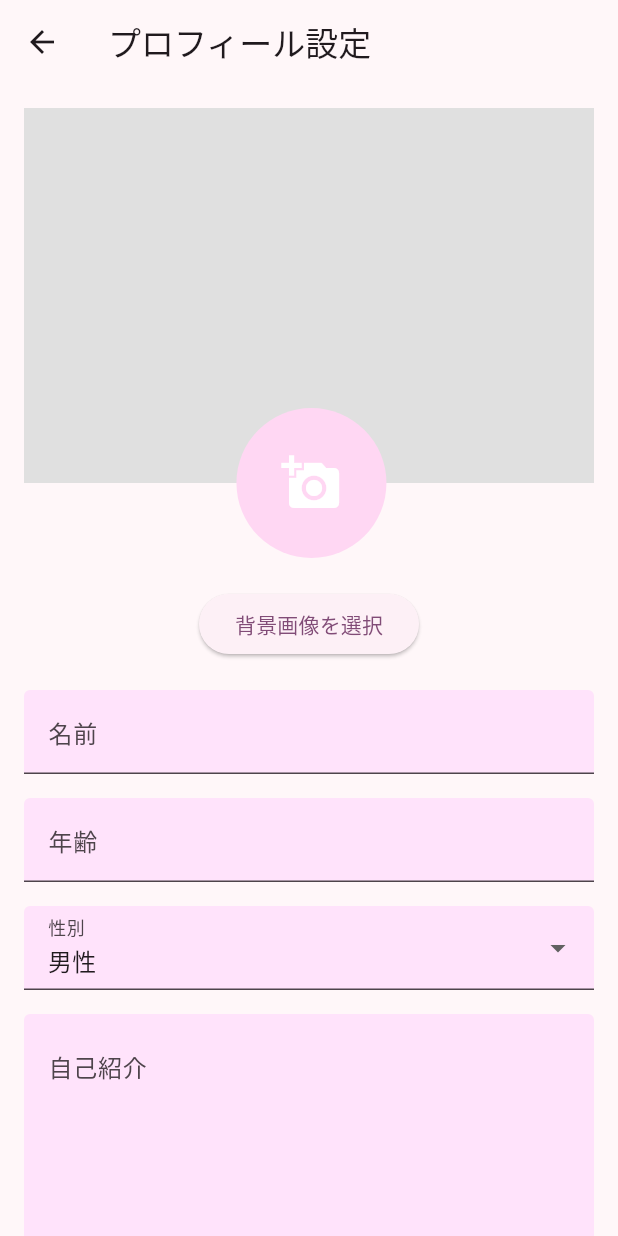
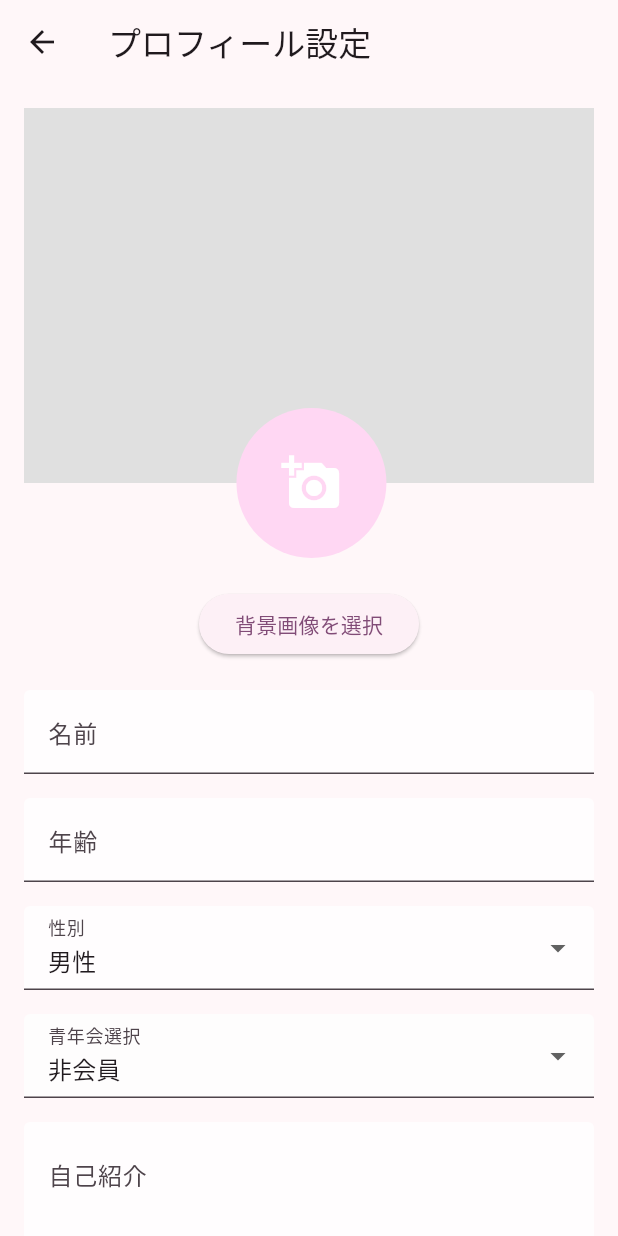
Before and after one commit to SeinKina/aisai_app, a Flutter app: the ProfileCreateScreen screen opened directly, on a phone screen of 412 x 824 dp. Run offline on Flutter 3.47's test engine with Material 3 defaults, Android fonts, the light colour scheme and no system bars; our stand-ins replace cloud_firestore, confetti, firebase_auth, firebase_core, flutter_svg, geolocator and 2 more; accounts and stored records are empty.

Commit message:
選択肢に青年会を作った

```diff
--- a/lib/model/user_model/user_model.dart
+++ b/lib/model/user_model/user_model.dart
@@ -12,12 +12,12 @@ class UserModel {
   String? userLocation;
   String userOccpation;
   bool youthGroupFlag;
+  String seinennkai;
   String email;
   String password;
 
-
-
   final List<String> genders = ['男性', '女性', 'その他'];
+  final List<String> seinennkais = ['非会員', '青年会会員'];
 
   UserModel({
     required this.uid,
@@ -31,8 +31,10 @@ class UserModel {
     required this.userLocation,
     required this.userOccpation,
     required this.youthGroupFlag,
+    required this.seinennkai,
     required this.email,
-    required this.password, required String userOccupation,
+    required this.password,
+    required String userOccupation,
   });
 
   set setPassword(String password) {}
--- a/lib/view/user/ViewModel/profile_create_viewmodel.dart
+++ b/lib/view/user/ViewModel/profile_create_viewmodel.dart
@@ -19,7 +19,8 @@ class ProfileCreateViewModel with ChangeNotifier {
     questModel: null,
     userLocation: '',
     userOccpation: '',
-    youthGroupFlag: false, userOccupation: '',
+    youthGroupFlag: false,
+    seinennkai: '非会員',  userOccupation: '',
   );
 
   File? _backgroundImage;
@@ -59,6 +60,11 @@ class ProfileCreateViewModel with ChangeNotifier {
     notifyListeners();
   }
 
+  void updateSeinennkai(String newSeinennkai) {
+    user.seinennkai = newSeinennkai;
+    notifyListeners();
+  }
+
   void updateBio(String newBio) {
     user.bio = newBio;
     notifyListeners();
--- a/lib/view/user/ViewModel/usesr_list_viewmodel.dart
+++ b/lib/view/user/ViewModel/usesr_list_viewmodel.dart
@@ -17,6 +17,7 @@ class UserListViewModel {
         userLocation: '',
         userOccupation: '',
         youthGroupFlag: false,
+        seinennkai: '非会員',
         userOccpation: '',
       ),
       UserModel(
@@ -33,6 +34,7 @@ class UserListViewModel {
         userLocation: '',
         userOccupation: '',
         youthGroupFlag: false,
+        seinennkai: '非会員',
         userOccpation: '',
       ),
       UserModel(
@@ -49,6 +51,7 @@ class UserListViewModel {
         userLocation: '',
         userOccupation: '',
         youthGroupFlag: false,
+        seinennkai: '非会員',
         userOccpation: '',
       ),
       UserModel(
@@ -65,6 +68,7 @@ class UserListViewModel {
         userLocation: '',
         userOccupation: '',
         youthGroupFlag: false,
+        seinennkai: '非会員',
         userOccpation: '',
       ),
       UserModel(
@@ -81,6 +85,7 @@ class UserListViewModel {
         userLocation: '',
         userOccupation: '',
         youthGroupFlag: false,
+        seinennkai: '非会員',
         userOccpation: '',
       ),
     ],
@@ -99,6 +104,7 @@ class UserListViewModel {
         userLocation: '',
         userOccupation: '',
         youthGroupFlag: false,
+        seinennkai: '非会員',
         userOccpation: '',
       ),
       UserModel(
@@ -115,6 +121,7 @@ class UserListViewModel {
         userLocation: '',
         userOccupation: '',
         youthGroupFlag: false,
+        seinennkai: '非会員',
         userOccpation: '',
       ),
       UserModel(
@@ -131,6 +138,7 @@ class UserListViewModel {
         userLocation: '',
         userOccupation: '',
         youthGroupFlag: false,
+        seinennkai: '非会員',
         userOccpation: '',
       ),
     ],
@@ -149,6 +157,7 @@ class UserListViewModel {
         userLocation: '',
         userOccupation: '',
         youthGroupFlag: false,
+        seinennkai: '非会員',
         userOccpation: '',
       ),
       UserModel(
@@ -165,6 +174,7 @@ class UserListViewModel {
         userLocation: '',
         userOccupation: '',
         youthGroupFlag: false,
+        seinennkai: '非会員',
         userOccpation: '',
       ),
       UserModel(
@@ -181,6 +191,7 @@ class UserListViewModel {
         userLocation: '',
         userOccupation: '',
         youthGroupFlag: false,
+        seinennkai: '非会員',
         userOccpation: '',
       ),
       UserModel(
@@ -197,6 +208,7 @@ class UserListViewModel {
         userLocation: '',
         userOccupation: '',
         youthGroupFlag: false,
+        seinennkai: '非会員',
         userOccpation: '',
       ),
     ],
--- a/lib/view/user/user_profile_create_screen.dart
+++ b/lib/view/user/user_profile_create_screen.dart
@@ -82,7 +82,7 @@ class ProfileCreateScreen extends StatelessWidget {
                               labelText: '名前',
                               filled: true,
                               fillColor:
-                                  const Color.fromARGB(255, 255, 222, 251)
+                                  const Color.fromARGB(255, 255, 255, 255)
                                       .withOpacity(0.8),
                             ),
                             validator: (value) {
@@ -114,7 +114,7 @@ class ProfileCreateScreen extends StatelessWidget {
                               labelText: '年齢',
                               filled: true,
                               fillColor:
-                                  const Color.fromARGB(255, 255, 222, 251)
+                                  const Color.fromARGB(255, 255, 255, 255)
                                       .withOpacity(0.8),
                             ),
                             validator: (value) {
@@ -146,7 +146,28 @@ class ProfileCreateScreen extends StatelessWidget {
                               labelText: '性別',
                               filled: true,
                               fillColor:
-                                  const Color.fromARGB(255, 255, 222, 251)
+                                  const Color.fromARGB(255, 255, 255, 255)
+                                      .withOpacity(0.8),
+                            ),
+                          ),
+                          const SizedBox(height: 16),
+                          DropdownButtonFormField(
+                            value: viewModel.user.seinennkai,
+                            items:
+                                viewModel.user.seinennkais.map((String value) {
+                              return DropdownMenuItem<String>(
+                                value: value,
+                                child: Text(value),
+                              );
+                            }).toList(),
+                            onChanged: (String? newValue) {
+                              viewModel.updateSeinennkai(newValue!);
+                            },
+                            decoration: InputDecoration(
+                              labelText: '青年会選択',
+                              filled: true,
+                              fillColor:
+                                  const Color.fromARGB(255, 254, 254, 254)
                                       .withOpacity(0.8),
                             ),
                           ),
@@ -161,7 +182,7 @@ class ProfileCreateScreen extends StatelessWidget {
                               alignLabelWithHint: true,
                               filled: true,
                               fillColor:
-                                  const Color.fromARGB(255, 255, 222, 251)
+                                  const Color.fromARGB(255, 255, 255, 255)
                                       .withOpacity(0.8),
                             ),
                             validator: (value) {
```
